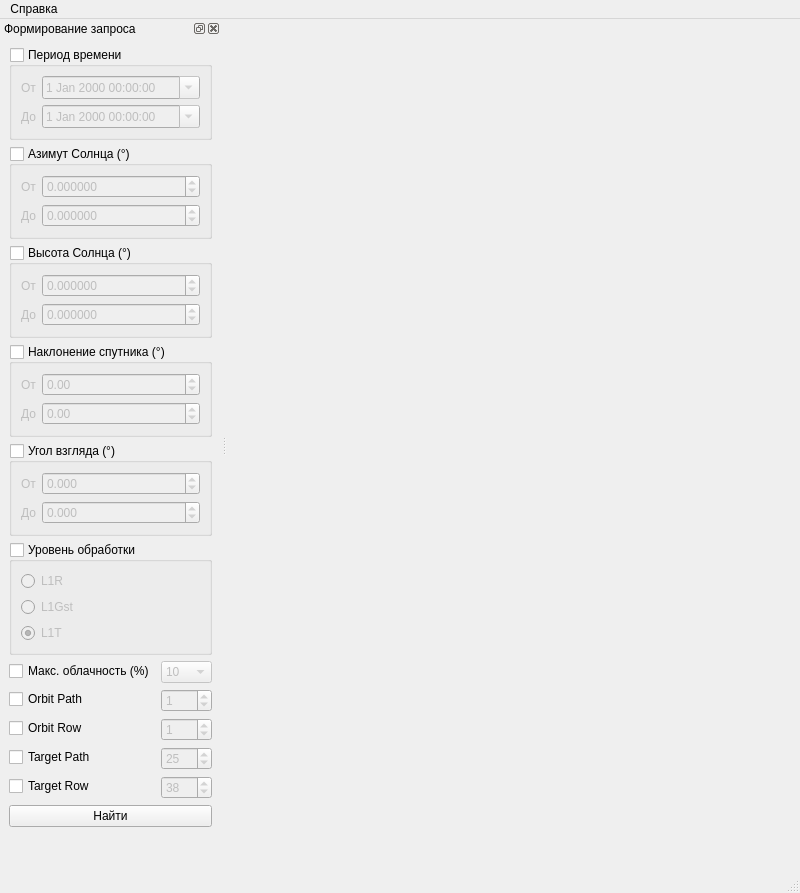
Qt form src/geoPortal/ui/MainWindow.ui (AlexBobkov/hyexplorer) before a commit.
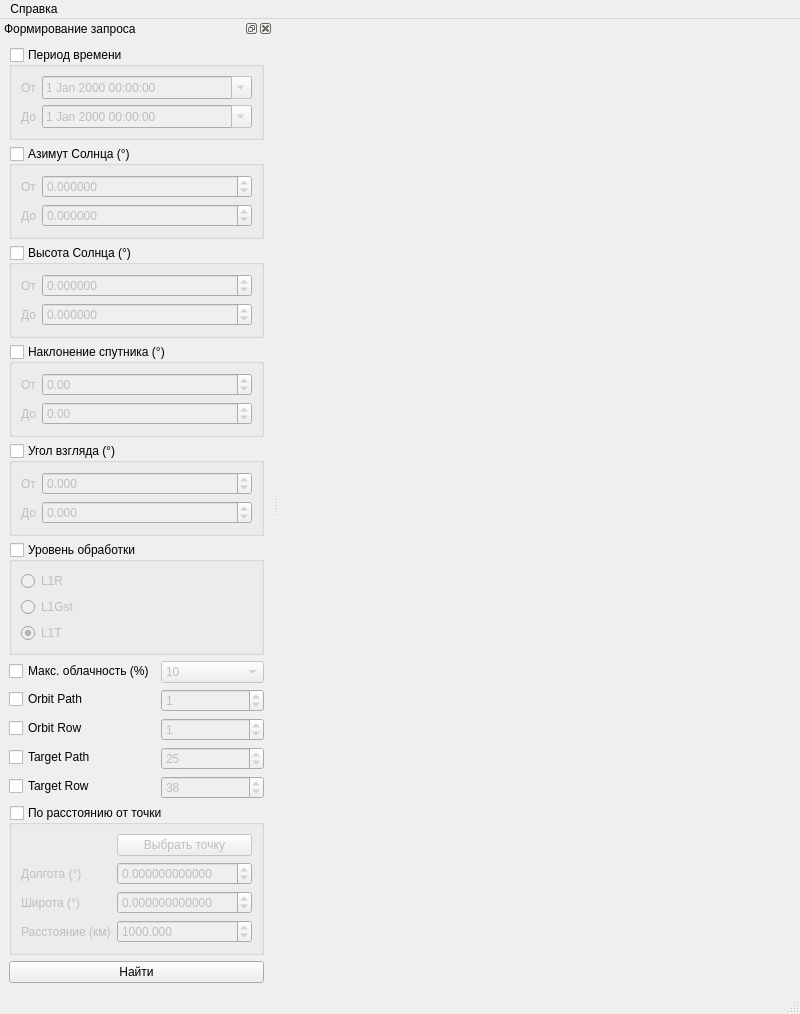
The same form after that commit.

Commit message: Select point on the globe

```diff
--- a/src/geoPortal/ui/MainWindow.ui
+++ b/src/geoPortal/ui/MainWindow.ui
@@ -7,7 +7,7 @@
     <x>0</x>
     <y>0</y>
     <width>800</width>
-    <height>893</height>
+    <height>895</height>
    </rect>
   </property>
   <property name="windowTitle">
@@ -498,6 +498,94 @@
        </item>
       </layout>
      </item>
+     <item>
+      <widget class="QGroupBox" name="groupBox">
+       <property name="title">
+        <string>По расстоянию от точки</string>
+       </property>
+       <property name="checkable">
+        <bool>true</bool>
+       </property>
+       <property name="checked">
+        <bool>false</bool>
+       </property>
+       <layout class="QFormLayout" name="formLayout_7">
+        <property name="fieldGrowthPolicy">
+         <enum>QFormLayout::AllNonFixedFieldsGrow</enum>
+        </property>
+        <item row="0" column="1">
+         <widget class="QPushButton" name="selectPointButton">
+          <property name="text">
+           <string>Выбрать точку</string>
+          </property>
+          <property name="checkable">
+           <bool>true</bool>
+          </property>
+         </widget>
+        </item>
+        <item row="1" column="0">
+         <widget class="QLabel" name="label_11">
+          <property name="text">
+           <string>Долгота (°)</string>
+          </property>
+         </widget>
+        </item>
+        <item row="1" column="1">
+         <widget class="QDoubleSpinBox" name="longitudeSpinBox">
+          <property name="decimals">
+           <number>12</number>
+          </property>
+          <property name="minimum">
+           <double>-180.000000000000000</double>
+          </property>
+          <property name="maximum">
+           <double>180.000000000000000</double>
+          </property>
+         </widget>
+        </item>
+        <item row="2" column="0">
+         <widget class="QLabel" name="label_12">
+          <property name="text">
+           <string>Широта (°)</string>
+          </property>
+         </widget>
+        </item>
+        <item row="2" column="1">
+         <widget class="QDoubleSpinBox" name="latitudeSpinBox">
+          <property name="decimals">
+           <number>12</number>
+          </property>
+          <property name="minimum">
+           <double>-90.000000000000000</double>
+          </property>
+          <property name="maximum">
+           <double>90.000000000000000</double>
+          </property>
+         </widget>
+        </item>
+        <item row="3" column="0">
+         <widget class="QLabel" name="label_13">
+          <property name="text">
+           <string>Расстояние (км)</string>
+          </property>
+         </widget>
+        </item>
+        <item row="3" column="1">
+         <widget class="QDoubleSpinBox" name="distanceSpinBox">
+          <property name="decimals">
+           <number>3</number>
+          </property>
+          <property name="maximum">
+           <double>20000.000000000000000</double>
+          </property>
+          <property name="value">
+           <double>1000.000000000000000</double>
+          </property>
+         </widget>
+        </item>
+       </layout>
+      </widget>
+     </item>
      <item>
       <widget class="QPushButton" name="doQueryButton">
        <property name="text">
```
The commit also changes 4 other files.
